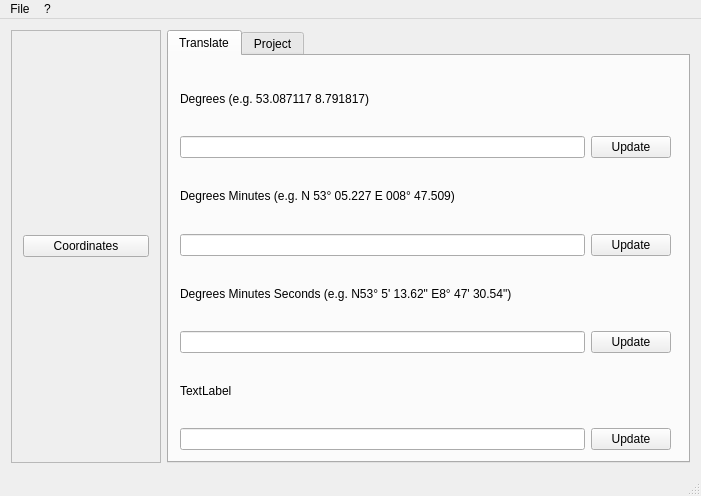
Syralist/myGCwebTools, file gctmainwindow.ui: the form before one commit.
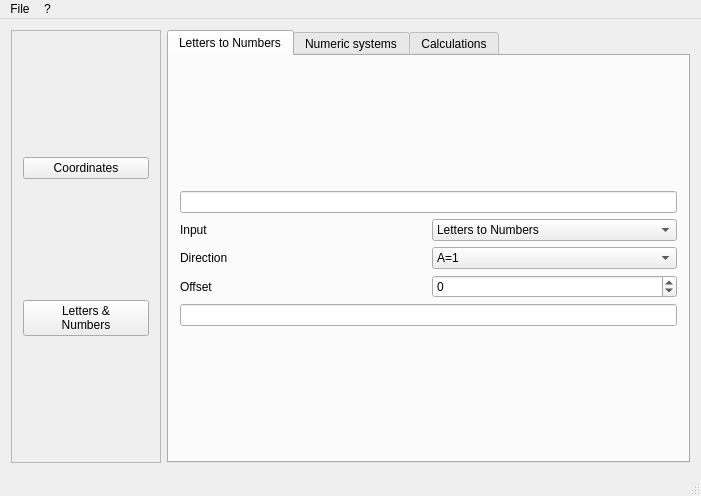
The form after the commit.

Commit message: Added Letter to Number Conversion Tab

Diff of the .ui file:
```diff
--- a/gctmainwindow.ui
+++ b/gctmainwindow.ui
@@ -32,7 +32,7 @@
          <x>0</x>
          <y>0</y>
          <width>148</width>
-         <height>429</height>
+         <height>431</height>
         </rect>
        </property>
        <layout class="QVBoxLayout" name="verticalLayout">
@@ -43,12 +43,23 @@
           </property>
          </widget>
         </item>
+        <item>
+         <widget class="QPushButton" name="LetterNumberMenuButton">
+          <property name="text">
+           <string>Letters &amp;&amp;
+Numbers</string>
+          </property>
+         </widget>
+        </item>
        </layout>
       </widget>
      </widget>
     </item>
     <item>
      <widget class="QStackedWidget" name="stackedWidget">
+      <property name="currentIndex">
+       <number>1</number>
+      </property>
       <widget class="QWidget" name="CoordPage">
        <layout class="QGridLayout" name="gridLayout">
         <property name="margin">
@@ -146,7 +157,135 @@
         </item>
        </layout>
       </widget>
-      <widget class="QWidget" name="page_2"/>
+      <widget class="QWidget" name="LetterNumberPage">
+       <layout class="QGridLayout" name="gridLayout_3">
+        <property name="margin">
+         <number>0</number>
+        </property>
+        <property name="spacing">
+         <number>0</number>
+        </property>
+        <item row="0" column="0">
+         <widget class="QTabWidget" name="LetterNumberTabWidget">
+          <property name="currentIndex">
+           <number>0</number>
+          </property>
+          <widget class="QWidget" name="LetterNumberTab01">
+           <attribute name="title">
+            <string>Letters to Numbers</string>
+           </attribute>
+           <layout class="QGridLayout" name="gridLayout_4">
+            <item row="1" column="0">
+             <widget class="QLineEdit" name="LetterNumberLineInput"/>
+            </item>
+            <item row="2" column="0">
+             <layout class="QGridLayout" name="gridLayout_5">
+              <item row="1" column="0">
+               <widget class="QLabel" name="LetterNumberLabelDirection">
+                <property name="text">
+                 <string>Direction</string>
+                </property>
+               </widget>
+              </item>
+              <item row="1" column="1">
+               <widget class="QComboBox" name="LetterNumberComboDirection">
+                <item>
+                 <property name="text">
+                  <string>A=1</string>
+                 </property>
+                </item>
+                <item>
+                 <property name="text">
+                  <string>Z=1</string>
+                 </property>
+                </item>
+               </widget>
+              </item>
+              <item row="2" column="0">
+               <widget class="QLabel" name="LetterNumberLabelOffset">
+                <property name="text">
+                 <string>Offset</string>
+                </property>
+               </widget>
+              </item>
+              <item row="0" column="1">
+               <widget class="QComboBox" name="LetterNumberComboInput">
+                <item>
+                 <property name="text">
+                  <string>Letters to Numbers</string>
+                 </property>
+                </item>
+                <item>
+                 <property name="text">
+                  <string>Numbers to Letters</string>
+                 </property>
+                </item>
+               </widget>
+              </item>
+              <item row="0" column="0">
+               <widget class="QLabel" name="LetterNumberLabelInput">
+                <property name="text">
+                 <string>Input</string>
+                </property>
+               </widget>
+              </item>
+              <item row="2" column="1">
+               <widget class="QSpinBox" name="LetterNumberSpinOffset">
+                <property name="minimum">
+                 <number>-9999</number>
+                </property>
+                <property name="maximum">
+                 <number>9999</number>
+                </property>
+               </widget>
+              </item>
+             </layout>
+            </item>
+            <item row="3" column="0">
+             <widget class="QLineEdit" name="LetterNumberLineOutput"/>
+            </item>
+            <item row="0" column="0">
+             <spacer name="verticalSpacer">
+              <property name="orientation">
+               <enum>Qt::Vertical</enum>
+              </property>
+              <property name="sizeHint" stdset="0">
+               <size>
+                <width>20</width>
+                <height>40</height>
+               </size>
+              </property>
+             </spacer>
+            </item>
+            <item row="4" column="0">
+             <spacer name="verticalSpacer_2">
+              <property name="orientation">
+               <enum>Qt::Vertical</enum>
+              </property>
+              <property name="sizeHint" stdset="0">
+               <size>
+                <width>20</width>
+                <height>40</height>
+               </size>
+              </property>
+             </spacer>
+            </item>
+           </layout>
+          </widget>
+          <widget class="QWidget" name="LetterNumberTab02">
+           <attribute name="title">
+            <string>Numeric systems</string>
+           </attribute>
+          </widget>
+          <widget class="QWidget" name="LetterNumberTab03">
+           <attribute name="title">
+            <string>Calculations</string>
+           </attribute>
+          </widget>
+         </widget>
+        </item>
+       </layout>
+      </widget>
      </widget>
     </item>
    </layout>
```
Left out of the diff: 6 changed lines with no effect on the pictures. The commit also changes 7 other files.
